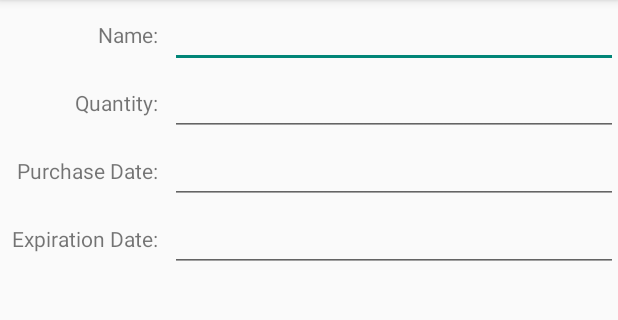
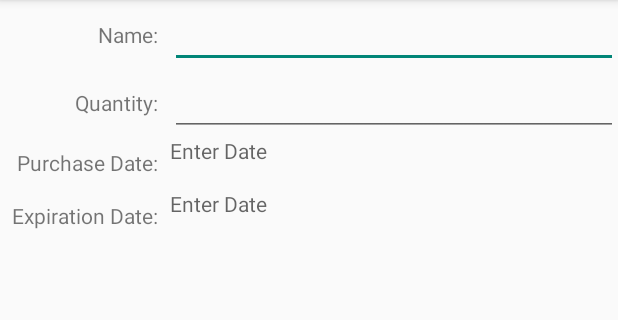
Before and after one commit to jyothri/Inventory, an Android app: the screen it shows after launch (ItemEditorActivity), after a tap on "Add Item", on a phone screen of 412 x 824 dp, the part 84-404 px from its top. Run offline under Robolectric (Android 15) with nearby library versions, the phone set to English and light mode, and no system bars; our stand-ins replace Room's generated code.

Commit message:
Added Date picker for Editor.

```diff
--- a/app/src/main/java/com/jkurapati/android/inventoryapplication/ItemEditorActivity.java
+++ b/app/src/main/java/com/jkurapati/android/inventoryapplication/ItemEditorActivity.java
@@ -1,12 +1,15 @@
 package com.jkurapati.android.inventoryapplication;
 
+import android.app.DatePickerDialog;
 import android.content.ContentUris;
 import android.net.Uri;
 import android.os.Bundle;
+import android.text.InputType;
 import android.util.Log;
 import android.view.Menu;
 import android.view.MenuItem;
 import android.widget.EditText;
+import android.widget.TextView;
 import android.widget.Toast;
 
 import androidx.annotation.Nullable;
@@ -15,6 +18,8 @@ import androidx.appcompat.widget.Toolbar;
 
 import com.jkurapati.android.inventoryapplication.db.dao.ItemRepository;
 
+import java.text.DateFormat;
+import java.util.Calendar;
 import java.util.Locale;
 
 public class ItemEditorActivity extends AppCompatActivity {
@@ -22,6 +27,7 @@ public class ItemEditorActivity extends AppCompatActivity {
     private ItemRepository itemRepository;
     private boolean isExistingItem;
     private long existingItemId;
+    private EditText eText;
 
     @Override
     protected void onCreate(@Nullable Bundle savedInstanceState) {
@@ -37,6 +43,7 @@ public class ItemEditorActivity extends AppCompatActivity {
             existingItemId = ContentUris.parseId(uri);
             populateExistingItem();
         }
+        setupListeners();
     }
 
     @Override
@@ -84,16 +91,39 @@ public class ItemEditorActivity extends AppCompatActivity {
             Toast.makeText(this, String.format(Locale.getDefault(), "item updated to db: %s", item.getId()), Toast.LENGTH_LONG).show();
             return true;
         }
+    }
 
+    private void setupListeners() {
+        datePickerDialog(findViewById(R.id.edit_item_expirationDate_value));
+        datePickerDialog(findViewById(R.id.edit_item_purchaseDate_value));
+    }
+
+    private void datePickerDialog(TextView editText) {
+        editText.setInputType(InputType.TYPE_NULL);
+        editText.setOnClickListener(v -> {
+            final Calendar cldr = Calendar.getInstance();
+            int day = cldr.get(Calendar.DAY_OF_MONTH);
+            int month = cldr.get(Calendar.MONTH);
+            int year = cldr.get(Calendar.YEAR);
+            // date picker dialog
+            DatePickerDialog picker = new DatePickerDialog(this,
+                    (view, year1, monthOfYear, dayOfMonth) -> {
+                        final Calendar c = Calendar.getInstance();
+                        c.set(year1, monthOfYear, dayOfMonth);
+                        DateFormat dateFormat = android.text.format.DateFormat.getDateFormat(view.getContext());
+                        editText.setText(dateFormat.format(c.getTime()));
+                    }, year, month, day);
+            picker.show();
+        });
     }
 
     private String getFieldValue(int id) {
-        EditText widgetText = findViewById(id);
+        TextView widgetText = findViewById(id);
         return widgetText.getText().toString().trim();
     }
 
     private void setFieldValue(int id, String valueToSet) {
-        EditText widgetText = findViewById(id);
+        TextView widgetText = findViewById(id);
         widgetText.setText(valueToSet);
     }
 }
--- a/app/src/main/res/layout/activity_editor.xml
+++ b/app/src/main/res/layout/activity_editor.xml
@@ -28,13 +28,13 @@
         android:id="@+id/edit_item_name_label"
         android:layout_width="wrap_content"
         android:layout_height="wrap_content"
+        android:layout_margin="8dp"
+        android:labelFor="@id/edit_item_name_value"
         android:text="@string/label_item_name"
-            android:labelFor="@id/edit_item_name_value"
-            android:layout_margin="8dp"
+        app:layout_constraintBottom_toTopOf="@id/barrier1"
+        app:layout_constraintEnd_toEndOf="@id/barrierVertical"
         app:layout_constraintHorizontal_bias="1"
-            app:layout_constraintEnd_toEndOf="@id/barrierVertical"
         app:layout_constraintStart_toStartOf="parent"
-            app:layout_constraintBottom_toTopOf="@id/barrier1"
         app:layout_constraintTop_toBottomOf="@id/editor_toolbar" />
 
     <EditText
@@ -43,9 +43,9 @@
         android:layout_height="wrap_content"
         android:importantForAutofill="no"
         android:inputType="text"
+        app:layout_constraintEnd_toEndOf="parent"
         app:layout_constraintHorizontal_bias="0"
         app:layout_constraintStart_toEndOf="@+id/barrierVertical"
-            app:layout_constraintEnd_toEndOf="parent"
         app:layout_constraintTop_toBottomOf="@id/editor_toolbar" />
 
     <androidx.constraintlayout.widget.Barrier
@@ -60,12 +60,12 @@
         android:id="@+id/edit_item_quantity_label"
         android:layout_width="wrap_content"
         android:layout_height="wrap_content"
+        android:layout_margin="8dp"
+        android:labelFor="@id/edit_item_quantity_value"
         android:text="@string/label_quantity_name"
-            android:labelFor="@id/edit_item_quantity_value"
-            android:layout_margin="8dp"
-            app:layout_constraintHorizontal_bias="1"
         app:layout_constraintBottom_toTopOf="@id/barrier2"
         app:layout_constraintEnd_toEndOf="@id/barrierVertical"
+        app:layout_constraintHorizontal_bias="1"
         app:layout_constraintStart_toStartOf="parent"
         app:layout_constraintTop_toBottomOf="@id/barrier1" />
 
@@ -75,9 +75,9 @@
         android:layout_height="wrap_content"
         android:importantForAutofill="no"
         android:inputType="numberSigned"
+        app:layout_constraintEnd_toEndOf="parent"
         app:layout_constraintHorizontal_bias="0"
         app:layout_constraintStart_toEndOf="@+id/barrierVertical"
-            app:layout_constraintEnd_toEndOf="parent"
         app:layout_constraintTop_toBottomOf="@id/barrier1" />
 
     <androidx.constraintlayout.widget.Barrier
@@ -92,25 +92,25 @@
         android:id="@+id/edit_item_purchaseDate_label"
         android:layout_width="wrap_content"
         android:layout_height="wrap_content"
+        android:layout_margin="8dp"
+        android:labelFor="@id/edit_item_purchaseDate_value"
         android:text="@string/label_purchaseDate_name"
-            android:labelFor="@id/edit_item_purchaseDate_value"
-            android:layout_margin="8dp"
-            app:layout_constraintHorizontal_bias="1"
         app:layout_constraintBottom_toTopOf="@id/barrier3"
         app:layout_constraintEnd_toEndOf="@id/barrierVertical"
+        app:layout_constraintHorizontal_bias="1"
         app:layout_constraintStart_toStartOf="parent"
         app:layout_constraintTop_toBottomOf="@id/barrier2" />
 
-        <EditText
+    <TextView
         android:id="@+id/edit_item_purchaseDate_value"
         android:layout_width="0dp"
         android:layout_height="wrap_content"
+        android:hint="Enter Date"
         android:importantForAutofill="no"
-            android:inputType="date"
         android:labelFor="@id/edit_item_purchaseDate_label"
+        app:layout_constraintEnd_toEndOf="parent"
         app:layout_constraintHorizontal_bias="0"
         app:layout_constraintStart_toEndOf="@+id/barrierVertical"
-            app:layout_constraintEnd_toEndOf="parent"
         app:layout_constraintTop_toBottomOf="@id/barrier2" />
 
     <androidx.constraintlayout.widget.Barrier
@@ -125,25 +125,25 @@
         android:id="@+id/edit_item_expirationDate_label"
         android:layout_width="wrap_content"
         android:layout_height="wrap_content"
+        android:layout_margin="8dp"
+        android:labelFor="@id/edit_item_expirationDate_value"
         android:text="@string/label_expirationDate_name"
-            android:labelFor="@id/edit_item_expirationDate_value"
-            android:layout_margin="8dp"
-            app:layout_constraintHorizontal_bias="1"
         app:layout_constraintBottom_toTopOf="@id/barrier4"
         app:layout_constraintEnd_toEndOf="@id/barrierVertical"
+        app:layout_constraintHorizontal_bias="1"
         app:layout_constraintStart_toStartOf="parent"
         app:layout_constraintTop_toBottomOf="@id/barrier3" />
 
-        <EditText
+    <TextView
         android:id="@+id/edit_item_expirationDate_value"
         android:layout_width="0dp"
         android:layout_height="wrap_content"
+        android:hint="Enter Date"
         android:importantForAutofill="no"
-            android:inputType="date"
         android:labelFor="@id/edit_item_expirationDate_label"
+        app:layout_constraintEnd_toEndOf="parent"
         app:layout_constraintHorizontal_bias="0"
         app:layout_constraintStart_toEndOf="@+id/barrierVertical"
-            app:layout_constraintEnd_toEndOf="parent"
         app:layout_constraintTop_toBottomOf="@id/barrier3" />
 
     <androidx.constraintlayout.widget.Barrier
```
Lines whose indentation alone changed are shown as unchanged.
